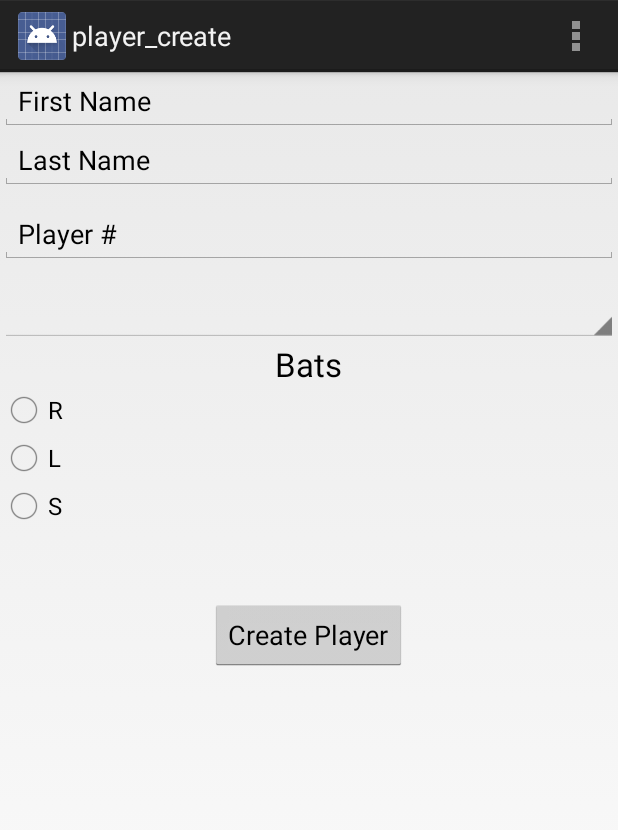
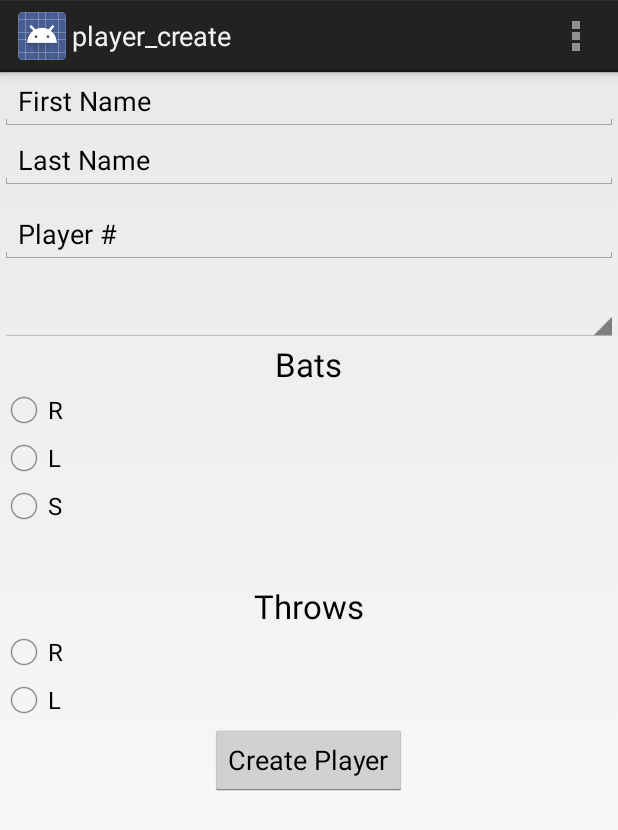
Before and after one commit to Wolfpack150/BaseballProject, an Android app: the player_create screen opened directly, with no data from a screen before it, on a phone screen of 412 x 824 dp. Shown: the top 830 px of the screen. Run offline under Robolectric (Android 15) with nearby library versions, the phone set to English and light mode, and no system bars.

Commit message:
Player Creation is pretty much good to go, just waiting for some merging to happen

```diff
--- a/app/src/main/res/layout/activity_player_create.xml
+++ b/app/src/main/res/layout/activity_player_create.xml
@@ -72,11 +72,41 @@
             android:id="@+id/radioButton3" />
     </RadioGroup>
 
+    <TextView
+        android:layout_width="wrap_content"
+        android:layout_height="wrap_content"
+        android:textAppearance="?android:attr/textAppearanceLarge"
+        android:text="Throws"
+        android:id="@+id/textView"
+        android:layout_gravity="center_horizontal" />
+
+    <RadioGroup
+        android:layout_width="wrap_content"
+        android:layout_height="wrap_content"
+        android:layout_gravity="center_horizontal|left">
+
+        <RadioButton
+            android:layout_width="wrap_content"
+            android:layout_height="wrap_content"
+            android:text="R"
+            android:id="@+id/radioButton5"
+            android:layout_gravity="right" />
+
+        <RadioButton
+            android:layout_width="wrap_content"
+            android:layout_height="wrap_content"
+            android:text="L"
+            android:id="@+id/radioButton4"
+            android:layout_gravity="left" />
+    </RadioGroup>
+
     <Button
         android:layout_width="wrap_content"
         android:layout_height="wrap_content"
         android:text="Create Player"
         android:id="@+id/button2"
-        android:layout_gravity="center_horizontal" />
+        android:layout_gravity="center_horizontal"
+        android:onClick="ReturnPlayer"
+        />
 
 </LinearLayout>
```
Also changed, not shown: app/src/main/java/csci/baseballapp/player_create.java (+11 -0 lines), app/src/main/java/csci/baseballapp/team_lineups.java (+33 -5 lines), app/src/main/res/menu/team_lineups.xml (+7 -0 lines).
